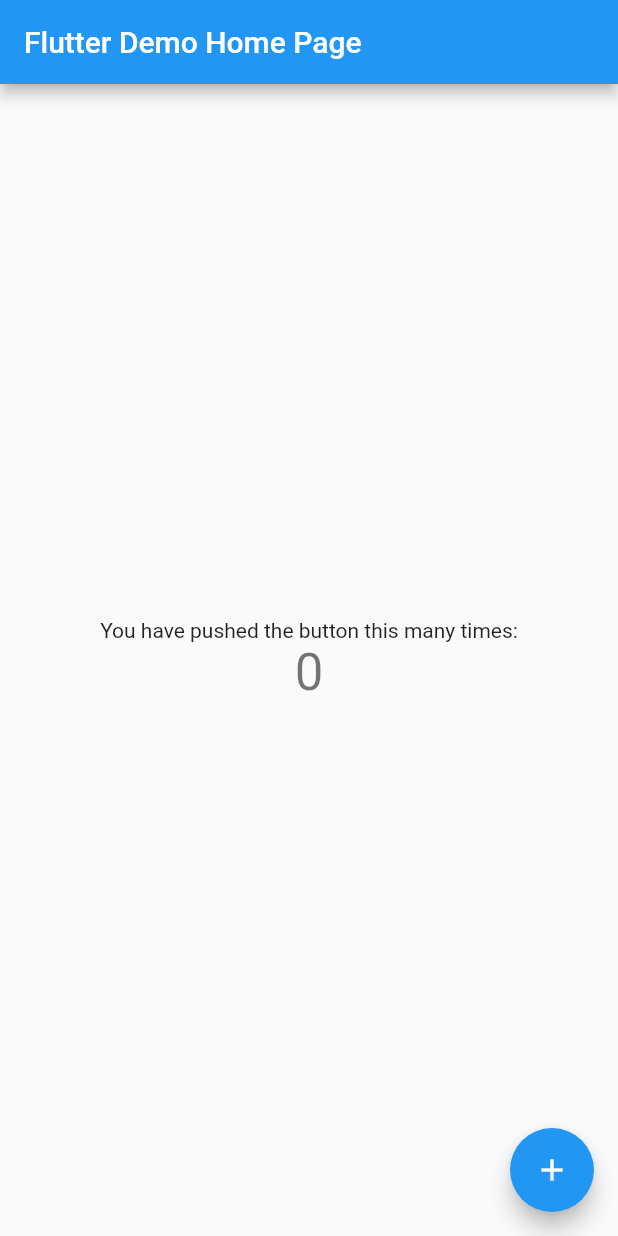
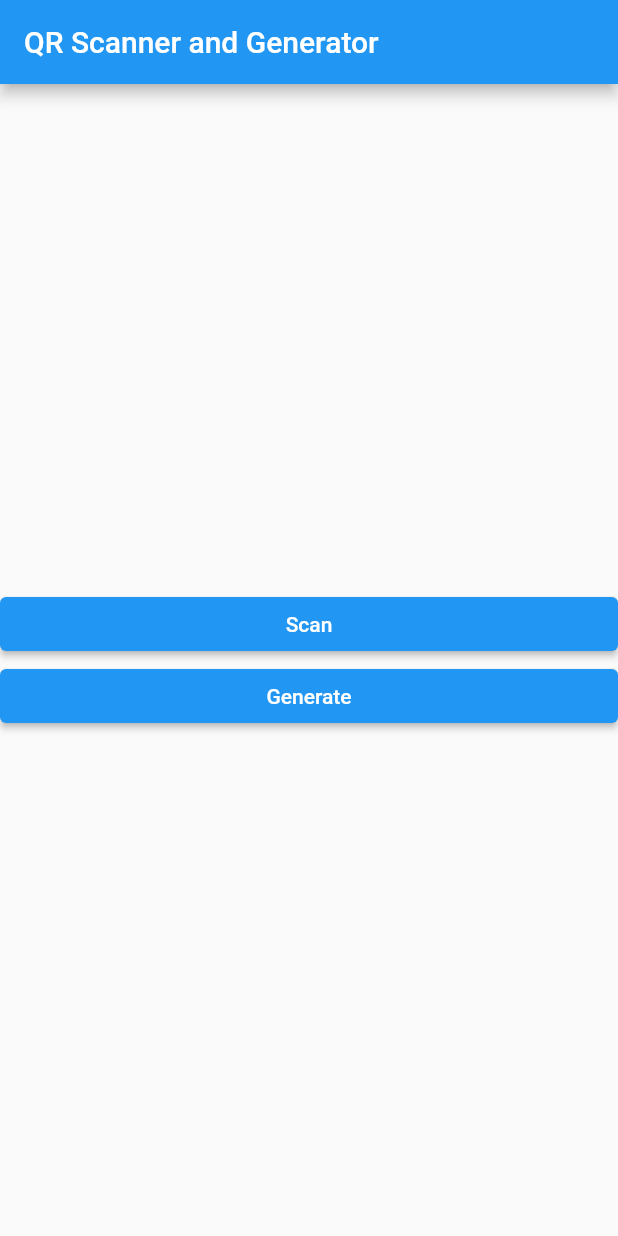
Before and after one commit to golugyamlani/qr-code-sanner-generator-flutter, a Flutter app: the screen it shows after launch, on a phone screen of 412 x 824 dp. Run offline on Flutter 3.47's test engine with Material 2 defaults, Android fonts, the phone set to English and light mode, and no system bars; our stand-ins replace qr_flutter; missing offline and left inert: barcode_scan_fix.

Commit message:
scan and generate work fine, sharing yet to be added

```diff
--- /dev/null
+++ b/lib/home_screen.dart
@@ -0,0 +1,32 @@
+import 'package:flutter/material.dart';
+
+class HomeScreen extends StatelessWidget {
+  @override
+  Widget build(BuildContext context) {
+    return Scaffold(
+      appBar: AppBar(
+        title: Text('QR Scanner and Generator'),
+      ),
+      body: Center(
+        child: Column(
+          mainAxisAlignment: MainAxisAlignment.center,
+          crossAxisAlignment: CrossAxisAlignment.stretch,
+          children: [
+            ElevatedButton(
+              onPressed: () {
+                Navigator.pushNamed(context, '/scan');
+              },
+              child: Text('Scan'),
+            ),
+            ElevatedButton(
+              onPressed: () {
+                Navigator.pushNamed(context, '/generate');
+              },
+              child: Text('Generate'),
+            ),
+          ],
+        ),
+      ),
+    );
+  }
+}
--- a/lib/main.dart
+++ b/lib/main.dart
@@ -1,113 +1,22 @@
 import 'package:flutter/material.dart';
+import 'package:qr_code_buddy/generate_screen.dart';
+import 'package:qr_code_buddy/scan_screen.dart';
+import 'home_screen.dart';
 
 void main() {
-  runApp(MyApp());
+  runApp(QRBuddy());
 }
 
-class MyApp extends StatelessWidget {
-  // This widget is the root of your application.
+class QRBuddy extends StatelessWidget {
   @override
   Widget build(BuildContext context) {
     return MaterialApp(
-      title: 'Flutter Demo',
-      theme: ThemeData(
-        // This is the theme of your application.
-        //
-        // Try running your application with "flutter run". You'll see the
-        // application has a blue toolbar. Then, without quitting the app, try
-        // changing the primarySwatch below to Colors.green and then invoke
-        // "hot reload" (press "r" in the console where you ran "flutter run",
-        // or simply save your changes to "hot reload" in a Flutter IDE).
-        // Notice that the counter didn't reset back to zero; the application
-        // is not restarted.
-        primarySwatch: Colors.blue,
-      ),
-      home: MyHomePage(title: 'Flutter Demo Home Page'),
+      initialRoute: '/',
+      routes: {
+        '/': (context) => HomeScreen(),
+        '/scan': (context) => ScanScreen(),
+        '/generate': (context) => GenerateScreen(),
+      },
     );
   }
 }
-
-class MyHomePage extends StatefulWidget {
-  MyHomePage({Key key, this.title}) : super(key: key);
-
-  // This widget is the home page of your application. It is stateful, meaning
-  // that it has a State object (defined below) that contains fields that affect
-  // how it looks.
-
-  // This class is the configuration for the state. It holds the values (in this
-  // case the title) provided by the parent (in this case the App widget) and
-  // used by the build method of the State. Fields in a Widget subclass are
-  // always marked "final".
-
-  final String title;
-
-  @override
-  _MyHomePageState createState() => _MyHomePageState();
-}
-
-class _MyHomePageState extends State<MyHomePage> {
-  int _counter = 0;
-
-  void _incrementCounter() {
-    setState(() {
-      // This call to setState tells the Flutter framework that something has
-      // changed in this State, which causes it to rerun the build method below
-      // so that the display can reflect the updated values. If we changed
-      // _counter without calling setState(), then the build method would not be
-      // called again, and so nothing would appear to happen.
-      _counter++;
-    });
-  }
-
-  @override
-  Widget build(BuildContext context) {
-    // This method is rerun every time setState is called, for instance as done
-    // by the _incrementCounter method above.
-    //
-    // The Flutter framework has been optimized to make rerunning build methods
-    // fast, so that you can just rebuild anything that needs updating rather
-    // than having to individually change instances of widgets.
-    return Scaffold(
-      appBar: AppBar(
-        // Here we take the value from the MyHomePage object that was created by
-        // the App.build method, and use it to set our appbar title.
-        title: Text(widget.title),
-      ),
-      body: Center(
-        // Center is a layout widget. It takes a single child and positions it
-        // in the middle of the parent.
-        child: Column(
-          // Column is also a layout widget. It takes a list of children and
-          // arranges them vertically. By default, it sizes itself to fit its
-          // children horizontally, and tries to be as tall as its parent.
-          //
-          // Invoke "debug painting" (press "p" in the console, choose the
-          // "Toggle Debug Paint" action from the Flutter Inspector in Android
-          // Studio, or the "Toggle Debug Paint" command in Visual Studio Code)
-          // to see the wireframe for each widget.
-          //
-          // Column has various properties to control how it sizes itself and
-          // how it positions its children. Here we use mainAxisAlignment to
-          // center the children vertically; the main axis here is the vertical
-          // axis because Columns are vertical (the cross axis would be
-          // horizontal).
-          mainAxisAlignment: MainAxisAlignment.center,
-          children: <Widget>[
-            Text(
-              'You have pushed the button this many times:',
-            ),
-            Text(
-              '$_counter',
-              style: Theme.of(context).textTheme.headline4,
-            ),
-          ],
-        ),
-      ),
-      floatingActionButton: FloatingActionButton(
-        onPressed: _incrementCounter,
-        tooltip: 'Increment',
-        child: Icon(Icons.add),
-      ), // This trailing comma makes auto-formatting nicer for build methods.
-    );
-  }
-}
--- a/pubspec.yaml
+++ b/pubspec.yaml
@@ -28,6 +28,9 @@
   # The following adds the Cupertino Icons font to your application.
   # Use with the CupertinoIcons class for iOS style icons.
   cupertino_icons: ^1.0.2
+  path_provider: ^1.6.27
+  qr_flutter: ^3.2.0
+  barcode_scan_fix: ^1.0.2
 
 dev_dependencies:
   flutter_test:
```
Also changed, not shown: lib/demo.dart (added, +121 -0 lines), lib/generate_screen.dart (added, +66 -0 lines), lib/scan_screen.dart (added, +63 -0 lines), pubspec.lock, 1 other file.
